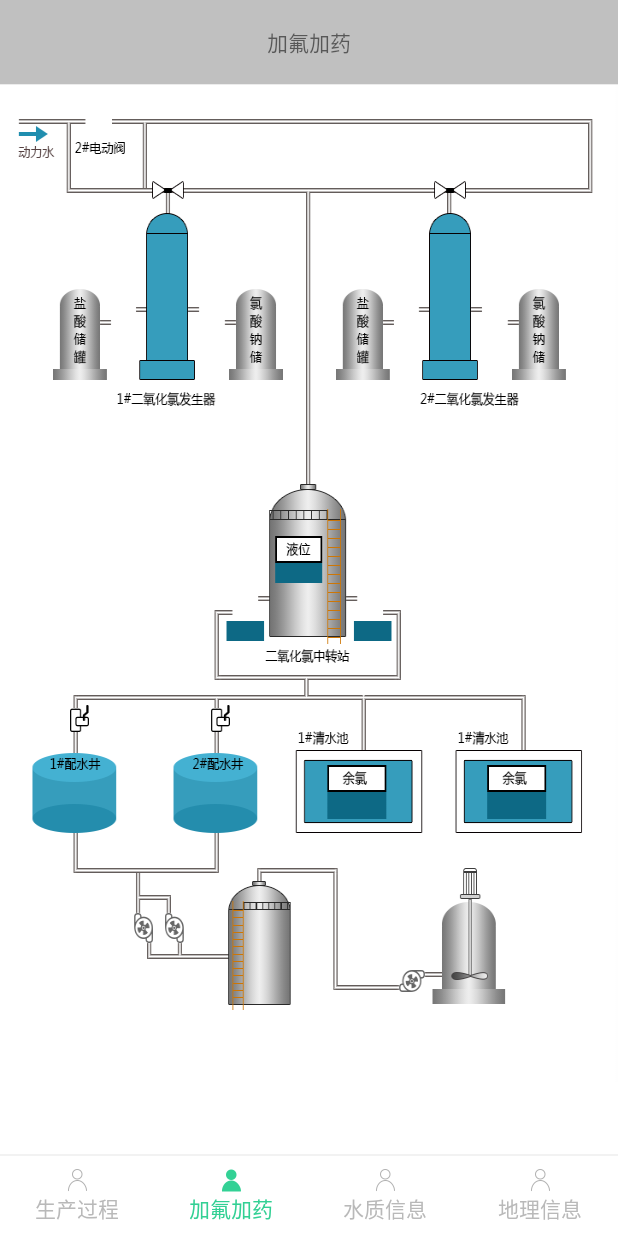
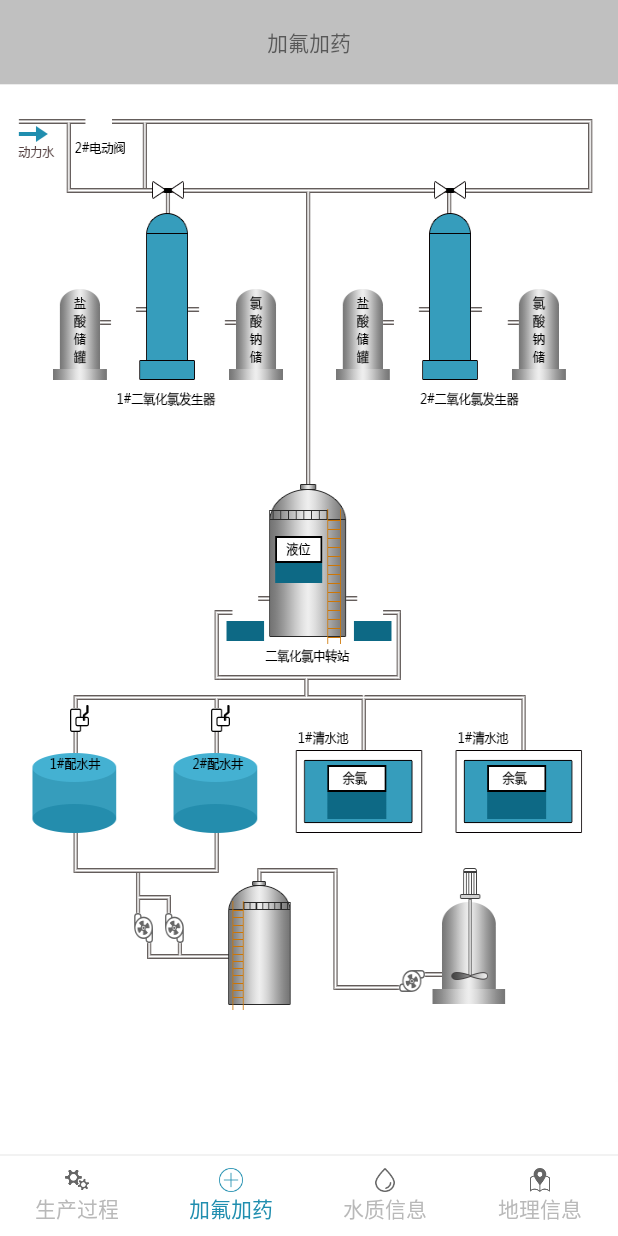
Before and after one commit to sooglejay/WaterQualityManage, an Android app: the MainActivity screen opened directly, with no data from a screen before it, after a tap on "加氟加药", on a phone screen of 412 x 824 dp. Run offline under Robolectric (Android 15) with nearby library versions, the phone set to English and light mode, and no system bars; libraries missing offline, so code that uses them is left out: com.baidu.mapapi, de.greenrobot.event; 32 statements that could not run were skipped.

Commit message:
程序界面修改

```diff
--- a/App/app/src/main/java/com/gaoxian/widget/TabBar.java
+++ b/App/app/src/main/java/com/gaoxian/widget/TabBar.java
@@ -160,7 +160,7 @@ public class TabBar extends LinearLayout {
     public void selectTab(int position) {
         switch (position) {
             case 0:
-                tv0.setTextColor(getResources().getColor(R.color.dark_green_color));
+                tv0.setTextColor(getResources().getColor(R.color.tab_blue_color));
                 tv1.setTextColor(getResources().getColor(R.color.middle_gray_color));
                 tv2.setTextColor(getResources().getColor(R.color.middle_gray_color));
                 tv3.setTextColor(getResources().getColor(R.color.middle_gray_color));
@@ -182,7 +182,7 @@ public class TabBar extends LinearLayout {
             case 1:
 
                 tv0.setTextColor(getResources().getColor(R.color.middle_gray_color));
-                tv1.setTextColor(getResources().getColor(R.color.dark_green_color));
+                tv1.setTextColor(getResources().getColor(R.color.tab_blue_color));
                 tv2.setTextColor(getResources().getColor(R.color.middle_gray_color));
                 tv3.setTextColor(getResources().getColor(R.color.middle_gray_color));
 
@@ -204,7 +204,7 @@ public class TabBar extends LinearLayout {
 
                 tv0.setTextColor(getResources().getColor(R.color.middle_gray_color));
                 tv1.setTextColor(getResources().getColor(R.color.middle_gray_color));
-                tv2.setTextColor(getResources().getColor(R.color.dark_green_color));
+                tv2.setTextColor(getResources().getColor(R.color.tab_blue_color));
                 tv3.setTextColor(getResources().getColor(R.color.middle_gray_color));
                 iv0Selected.setAlpha(0f);
                 iv0.setAlpha(1.0f);
@@ -225,7 +225,7 @@ public class TabBar extends LinearLayout {
                 tv0.setTextColor(getResources().getColor(R.color.middle_gray_color));
                 tv1.setTextColor(getResources().getColor(R.color.middle_gray_color));
                 tv2.setTextColor(getResources().getColor(R.color.middle_gray_color));
-                tv3.setTextColor(getResources().getColor(R.color.dark_green_color));
+                tv3.setTextColor(getResources().getColor(R.color.tab_blue_color));
 
                 iv0Selected.setAlpha(0f);
                 iv0.setAlpha(1.0f);
--- a/App/app/src/main/res/layout/view_tab_bar.xml
+++ b/App/app/src/main/res/layout/view_tab_bar.xml
@@ -16,13 +16,13 @@
                 android:id="@+id/iv0"
                 style="@style/home_bottom_bar_iv"
                 android:alpha="1"
-                android:src="@drawable/tab_me" />
+                android:src="@drawable/produceprocess_default" />
 
             <ImageView
                 android:id="@+id/iv0_selected"
                 style="@style/home_bottom_bar_iv"
                 android:alpha="0"
-                android:src="@drawable/tab_me_focus" />
+                android:src="@drawable/produceprocess_selected" />
            </FrameLayout>
 
         <TextView
@@ -43,13 +43,13 @@
                 android:id="@+id/iv1"
                 style="@style/home_bottom_bar_iv"
                 android:alpha="1"
-                android:src="@drawable/tab_me" />
+                android:src="@drawable/addmedicine_default" />
 
             <ImageView
                 android:id="@+id/iv1_selected"
                 style="@style/home_bottom_bar_iv"
                 android:alpha="0"
-                android:src="@drawable/tab_me_focus" />
+                android:src="@drawable/addmedicine_selected" />
            </FrameLayout>
 
         <TextView
@@ -70,13 +70,13 @@
                 android:id="@+id/iv2"
                 style="@style/home_bottom_bar_iv"
                 android:alpha="1"
-                android:src="@drawable/tab_me" />
+                android:src="@drawable/wq_default" />
 
             <ImageView
                 android:id="@+id/iv2_selected"
                 style="@style/home_bottom_bar_iv"
                 android:alpha="0"
-                android:src="@drawable/tab_me_focus" />
+                android:src="@drawable/wq_selected" />
         </FrameLayout>
 
         <TextView
@@ -98,13 +98,13 @@
                 android:id="@+id/iv3"
                 style="@style/home_bottom_bar_iv"
                 android:alpha="1"
-                android:src="@drawable/tab_me" />
+                android:src="@drawable/map_default" />
 
             <ImageView
                 android:id="@+id/iv3_selected"
                 style="@style/home_bottom_bar_iv"
                 android:alpha="0"
-                android:src="@drawable/tab_me_focus" />
+                android:src="@drawable/map_selected" />
         </FrameLayout>
 
         <TextView
--- a/App/app/src/main/res/values/color.xml
+++ b/App/app/src/main/res/values/color.xml
@@ -43,7 +43,7 @@
     <color name="dark_gray">#333333</color>
     <color name="light_gray">#AFFFFFFF</color>
     <color name="gray_trans">#33111111</color>
-
+    <color name="tab_blue_color">#208eaf</color>
 
 
 
```
Also changed, not shown: App/app/src/main/res/drawable-hdpi/addmedicine_default.png (added), App/app/src/main/res/drawable-hdpi/addmedicine_selected.png (added), App/app/src/main/res/drawable-hdpi/map_default.png (added), App/app/src/main/res/drawable-hdpi/map_selected.png (added), App/app/src/main/res/drawable-hdpi/produceprocess_default.png (added), App/app/src/main/res/drawable-hdpi/produceprocess_selected.png (added), App/app/src/main/res/drawable-hdpi/wq_default.png (added), App/app/src/main/res/drawable-hdpi/wq_selected.png (added).
